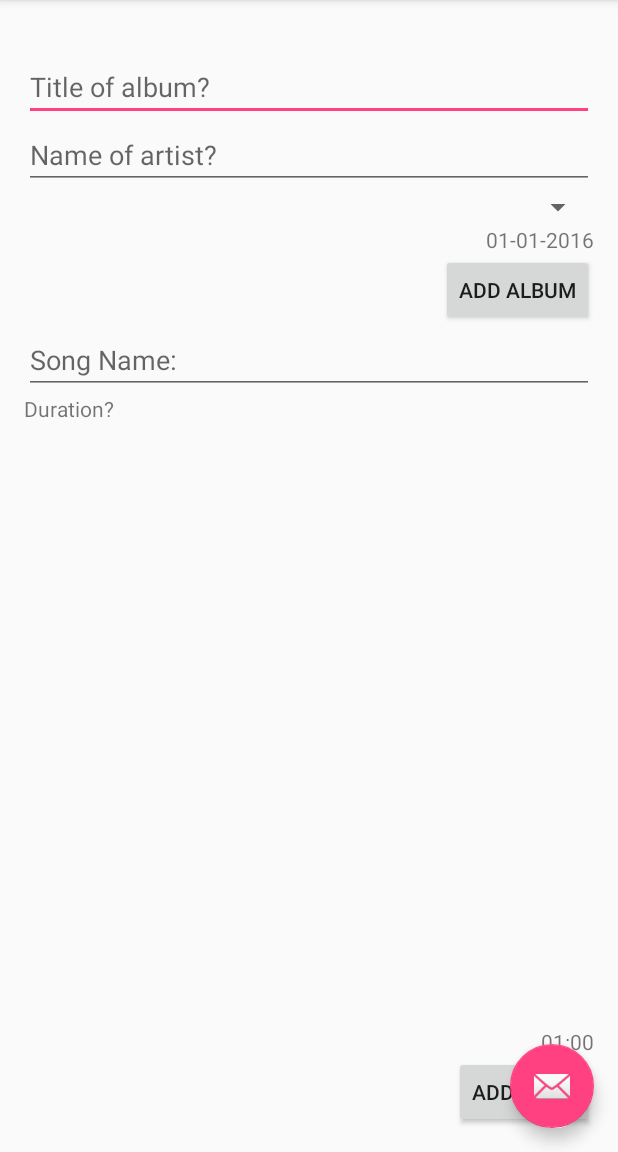
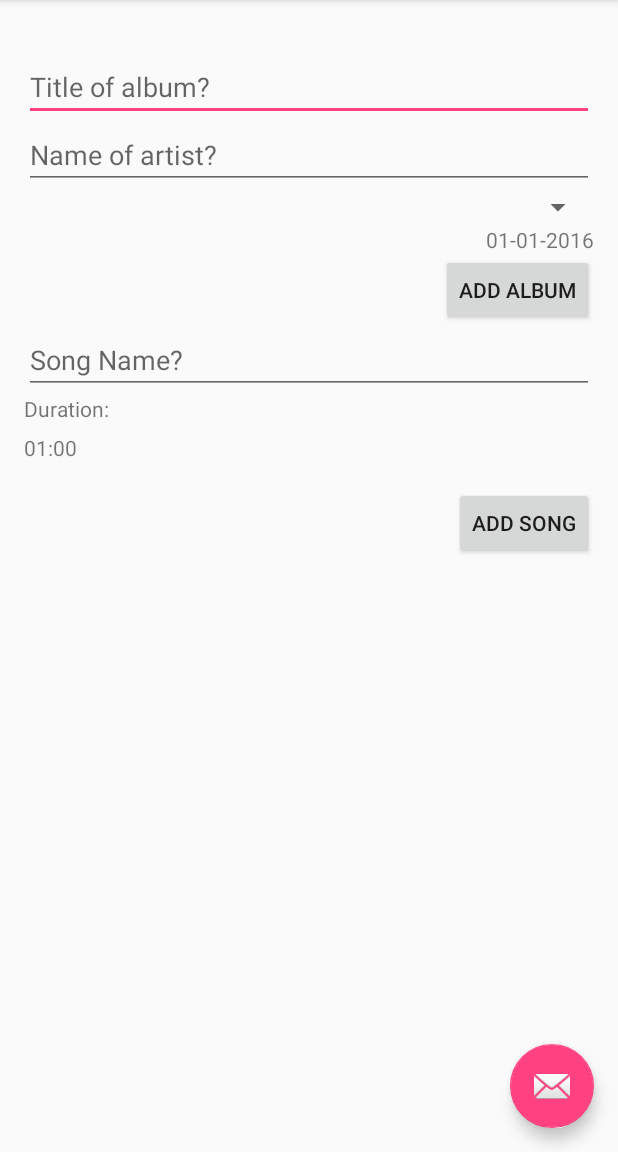
Before and after one commit to NegarehMir/ECSE321Project, an Android app: the screen it shows after launch (MainActivity), on a phone screen of 412 x 824 dp, the part 84-1236 px from its top. Run offline under Robolectric (Android 15) with nearby library versions, the phone set to English and light mode, and no system bars; libraries missing offline, so code that uses them is left out: ca.mcgill.ecse321; 7 statements that could not run were skipped.

Commit message:
Updated AddAlbum functionality

```diff
--- a/Mobile/app/src/main/res/layout/content_main.xml
+++ b/Mobile/app/src/main/res/layout/content_main.xml
@@ -15,7 +15,8 @@
     <LinearLayout
         android:orientation="vertical"
         android:layout_width="match_parent"
-        android:layout_height="match_parent">
+        android:layout_height="match_parent"
+        android:weightSum="1">
 
         <TextView
             android:id="@+id/error_message"
@@ -39,7 +40,7 @@
             android:layout_height="wrap_content"
             android:layout_width="wrap_content"
             android:layout_gravity="end"
-            android:id="@+id/genrespinner"/>
+            android:id="@+id/newalbum_genrespinner"/>
 
         <TextView
             android:layout_height="wrap_content"
@@ -62,24 +63,25 @@
             android:layout_width="fill_parent"
             android:layout_height="wrap_content"
             android:id="@+id/newsong_title"
-            android:hint="Song Name:" />
+            android:hint="Song Name?" />
+
         <TextView
-            android:layout_height="wrap_content"
-            android:layout_width="wrap_content"
-            android:layout_weight="1"
-            android:text="Duration?"/>
+            android:layout_height="26dp"
+            android:layout_width="match_parent"
+            android:text="Duration:" />
+
         <TextView
-            android:layout_height="wrap_content"
-            android:layout_width="wrap_content"
+            android:layout_height="36dp"
+            android:layout_width="match_parent"
             android:text="01:00"
-            android:layout_gravity="end"
             android:id="@+id/newsong_duration"
-            android:onClick="showTimePickerDialog"/>
+            android:onClick="showTimePickerDialog" />
+
         <Button
             android:layout_width="wrap_content"
             android:layout_height="wrap_content"
             android:text="Add Song"
-            android:layout_gravity="end"
+            android:layout_gravity="right"
             android:onClick="addSong"/>
 
     </LinearLayout>
```
Also changed, not shown: Mobile/app/src/main/java/ca/mcgill/ecse321/group01/homeaudiosystem/MainActivity.java (+13 -47 lines).
